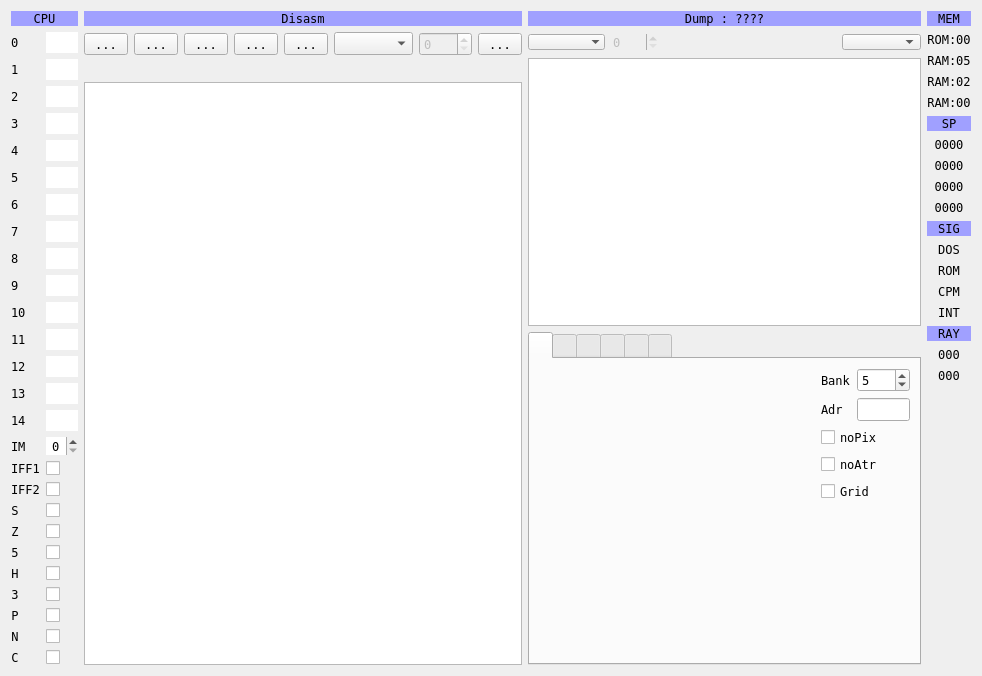
Qt form ui/debuger.ui (samstyle/Xpeccy) before a commit.
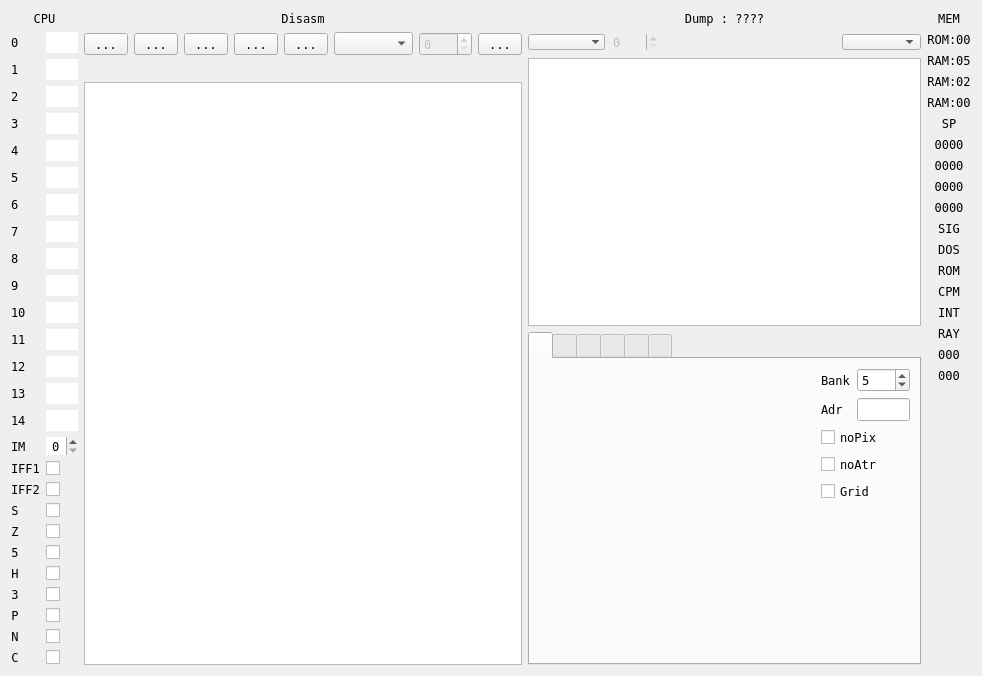
The same form after that commit. Icons and pictures are not drawn. Custom widgets are drawn as their Qt base class.

```diff
--- a/ui/debuger.ui
+++ b/ui/debuger.ui
@@ -26,10 +26,7 @@
    <item>
     <layout class="QVBoxLayout" name="verticalLayout_9" stretch="0,1">
      <item>
-      <widget class="QLabel" name="label_26">
-       <property name="styleSheet">
-        <string notr="true">background-color: rgb(160, 160, 255)</string>
-       </property>
+      <widget class="QLabel" name="labHeadCpu">
        <property name="text">
         <string>CPU</string>
        </property>
@@ -603,10 +600,7 @@
    <item>
     <layout class="QVBoxLayout" name="verticalLayout_5" stretch="0,0,0,10">
      <item>
-      <widget class="QLabel" name="label_48">
-       <property name="styleSheet">
-        <string notr="true">background-color: rgb(160, 160, 255)</string>
-       </property>
+      <widget class="QLabel" name="labHeadDisasm">
        <property name="text">
         <string>Disasm</string>
        </property>
@@ -800,10 +794,7 @@
      <item>
       <layout class="QHBoxLayout" name="horizontalLayout_8" stretch="10">
        <item>
-        <widget class="QLabel" name="labDump">
-         <property name="styleSheet">
-          <string notr="true">background-color: rgb(160, 160, 255)</string>
-         </property>
+        <widget class="QLabel" name="labHeadDump">
          <property name="text">
           <string>Dump : ????</string>
          </property>
@@ -2060,10 +2051,7 @@
    <item>
     <layout class="QVBoxLayout" name="verticalLayout_8">
      <item>
-      <widget class="QLabel" name="label_24">
-       <property name="styleSheet">
-        <string notr="true">background-color: rgb(160, 160, 255);</string>
-       </property>
+      <widget class="QLabel" name="labHeadMem">
        <property name="text">
         <string>MEM</string>
        </property>
@@ -2113,10 +2101,7 @@
       </widget>
      </item>
      <item>
-      <widget class="QLabel" name="label_27">
-       <property name="styleSheet">
-        <string notr="true">background-color: rgb(160, 160, 255);</string>
-       </property>
+      <widget class="QLabel" name="labHeadStack">
        <property name="text">
         <string>SP</string>
        </property>
@@ -2166,10 +2151,7 @@
       </widget>
      </item>
      <item>
-      <widget class="QLabel" name="label_55">
-       <property name="styleSheet">
-        <string notr="true">background-color: rgb(160, 160, 255);</string>
-       </property>
+      <widget class="QLabel" name="labHeadSignal">
        <property name="text">
         <string>SIG</string>
        </property>
@@ -2231,10 +2213,7 @@
       </widget>
      </item>
      <item>
-      <widget class="QLabel" name="label_22">
-       <property name="styleSheet">
-        <string notr="true">background-color: rgb(160, 160, 255);</string>
-       </property>
+      <widget class="QLabel" name="labHeadRay">
        <property name="text">
         <string>RAY</string>
        </property>
```
Left out of the diff: 2 changed lines with no effect on the pictures.
